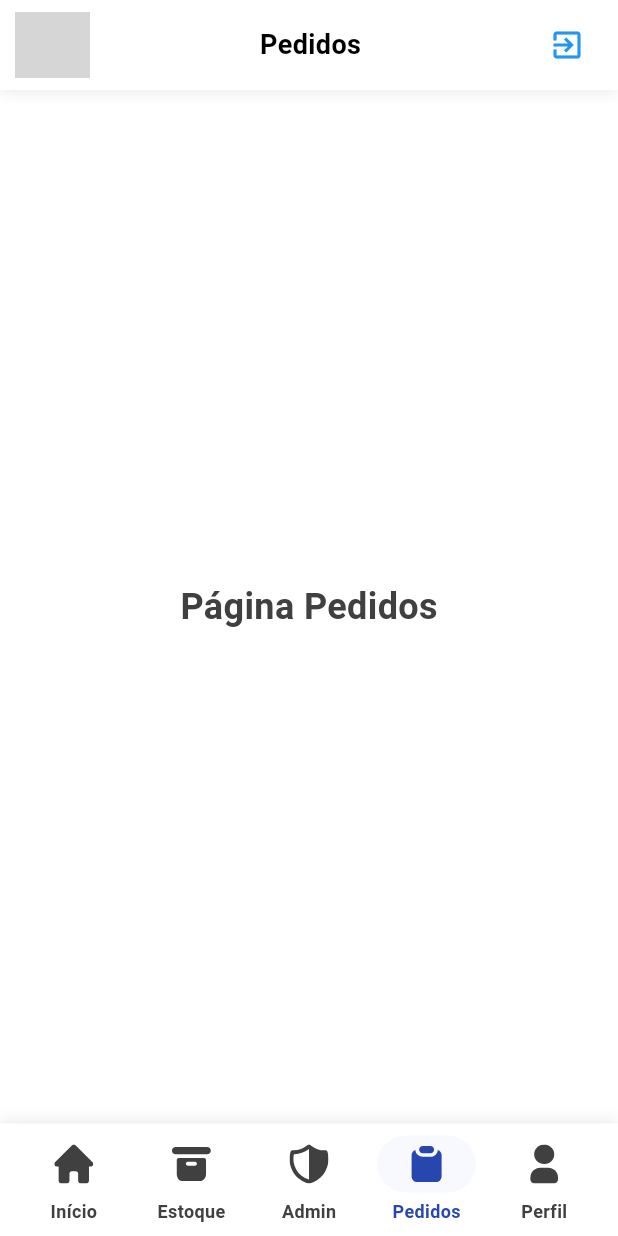
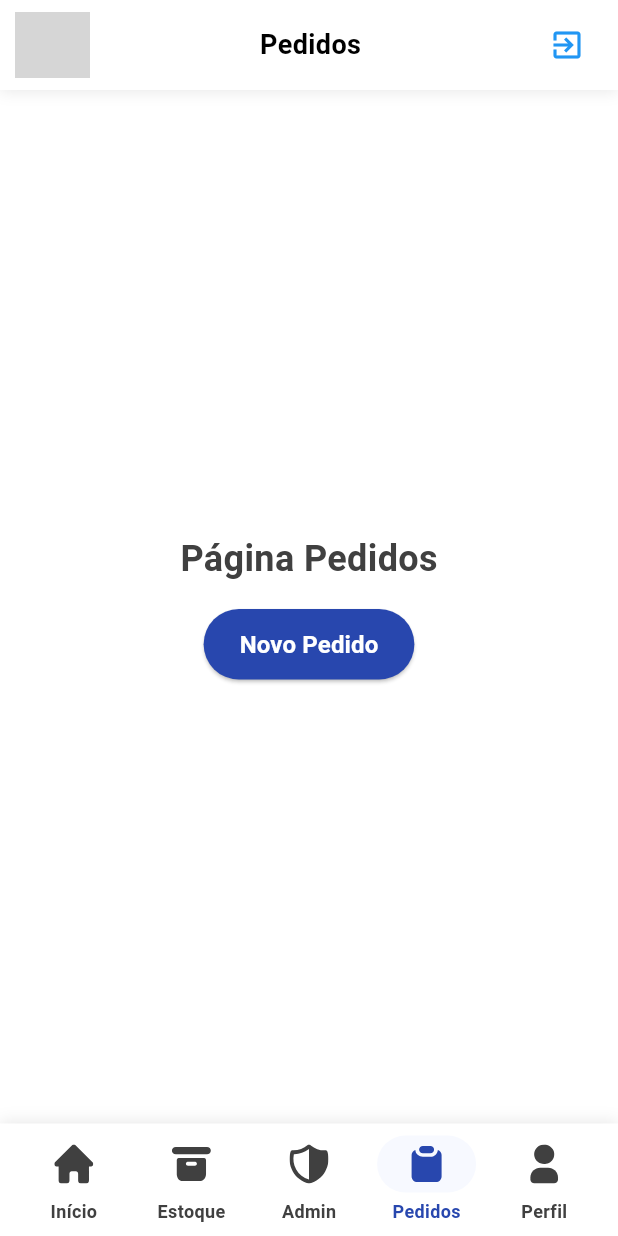
Before and after one commit to TeamHiveAPI/API-2025.02-FRONT, a Flutter app: the MainScaffold screen opened by its route, item 4 of the bottom bar chosen, on a phone screen of 412 x 824 dp. Run offline on Flutter 3.47's test engine with Material 3 defaults, Android fonts, the phone set to English and light mode, and no system bars; our stand-ins replace flutter_svg, google_fonts, shimmer; accounts and stored records are empty; network calls fail; grey boxes are pictures that could not be loaded.

Commit message:
feat: #34 Adicionando rota de criar novo pedido

```diff
--- a/lib/app_routes.dart
+++ b/lib/app_routes.dart
@@ -1,10 +1,12 @@
 import 'package:flutter/material.dart';
 import 'screens/login.dart';
+import 'screens/novopedido.dart';
 import 'widgets/main_scaffold.dart';
 
 class AppRoutes {
   static const String login = '/';
   static const String home = '/home';
+  static const String newOrder = '/novopedido';
 
   static Route<dynamic> generateRoute(RouteSettings settings) {
     switch (settings.name) {
@@ -13,6 +15,9 @@ class AppRoutes {
 
       case home:
         return MaterialPageRoute(builder: (_) => const MainScaffold());
+
+      case newOrder:
+        return MaterialPageRoute(builder: (_) => const NewOrderScreen());
 
       default:
         return MaterialPageRoute(
--- a/lib/screens/pedidos.dart
+++ b/lib/screens/pedidos.dart
@@ -1,5 +1,6 @@
 import 'package:flutter/material.dart';
 import 'package:sistema_almox/core/theme/colors.dart';
+import 'package:sistema_almox/screens/novopedido.dart';
 
 class OrderScreen extends StatelessWidget {
   const OrderScreen({super.key});
@@ -8,12 +9,12 @@ class OrderScreen extends StatelessWidget {
   Widget build(BuildContext context) {
     return Container(
       color: Colors.white,
-
       width: double.infinity,
       height: double.infinity,
-
-      child: const Center(
-        child: Text(
+      child: Column(
+        mainAxisAlignment: MainAxisAlignment.center,
+        children: [
+          const Text(
             'Página Pedidos',
             style: TextStyle(
               fontSize: 24,
@@ -21,6 +22,25 @@ class OrderScreen extends StatelessWidget {
               color: text40,
             ),
           ),
+          const SizedBox(height: 16),
+          ElevatedButton(
+            onPressed: () {
+              Navigator.pushNamed(context, '/novopedido');
+            },
+            style: ElevatedButton.styleFrom(
+              backgroundColor: brandBlue,
+              padding: const EdgeInsets.symmetric(horizontal: 24, vertical: 12),
+            ),
+            child: const Text(
+              'Novo Pedido',
+              style: TextStyle(
+                fontSize: 16,
+                fontWeight: FontWeight.w600,
+                color: Colors.white,
+              ),
+            ),
+          ),
+        ],
       ),
     );
   }
```
Also changed, not shown: lib/screens/novopedido.dart (added, +25 -0 lines). Lines whose indentation alone changed are shown as unchanged.
